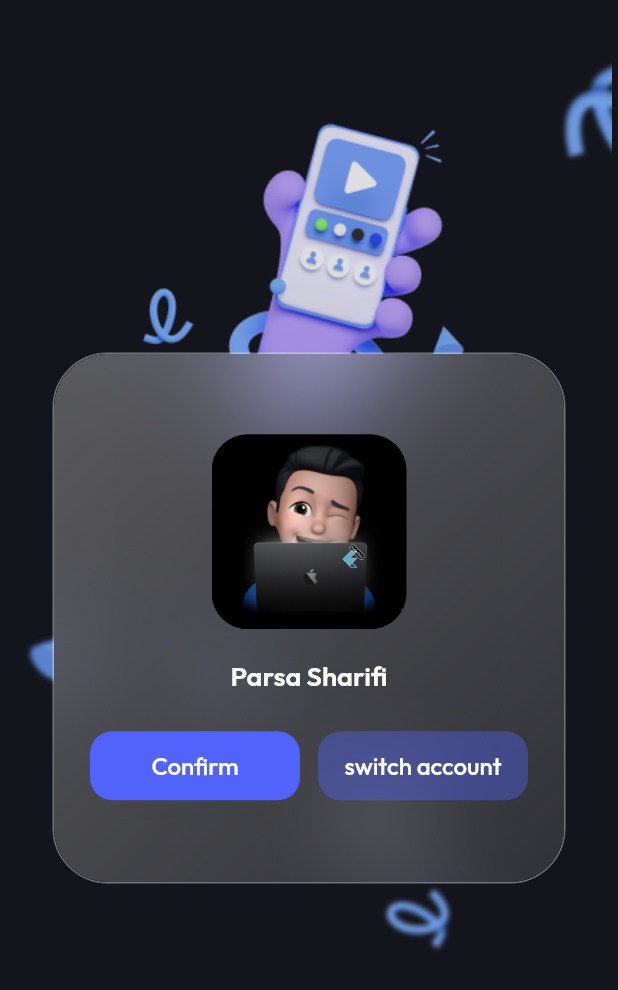
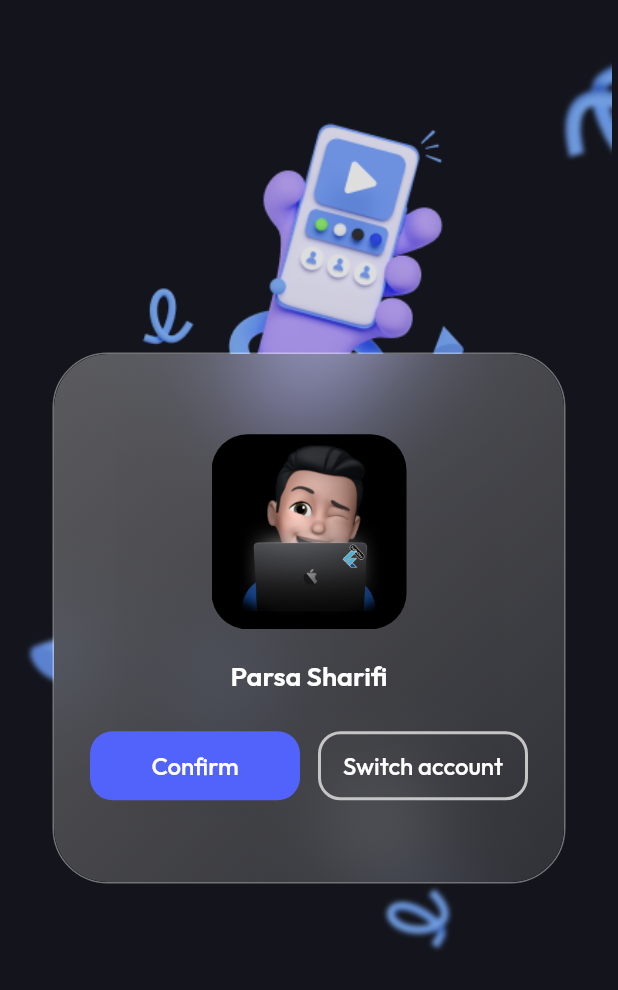
Before and after one commit to ZhiaDev/foodgram, a Flutter app: the screen it shows after launch, on a phone screen of 412 x 824 dp. Shown: the top 990 px of the screen. Run offline on Flutter 3.47's test engine with Material 2 defaults, Android fonts, the phone set to English and light mode, and no system bars; our stand-ins replace dotted_border, flutter_svg, google_fonts.

Commit message:
chnage Switch button style to outline

```diff
--- a/lib/screens/switch.dart
+++ b/lib/screens/switch.dart
@@ -123,12 +123,15 @@ class SwitchAccountScreen extends StatelessWidget {
                             Expanded(
                               child: TextButton(
                                 style: TextButton.styleFrom(
-                                  backgroundColor:
-                                      Color(0xFF5263FC).withOpacity(0.4),
+                                  side: BorderSide(
+                                    color: Color(0xFFC5C5C5),
+                                    width: 2,
+                                  ),
+                                  backgroundColor: Colors.transparent,
                                 ),
                                 onPressed: () {},
                                 child: Text(
-                                  'switch account',
+                                  'Switch account',
                                   style: TextStyle(
                                     color: Colors.white,
                                   ),
```
